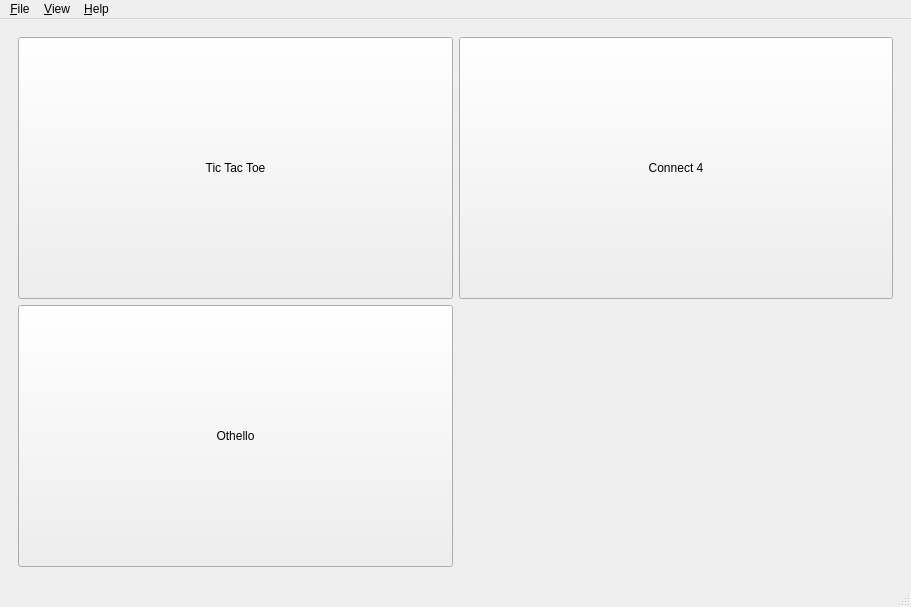
This is zero_play/main_window.ui in donkirkby/zero-play as Qt 5 draws it before an edit. The edited form follows.
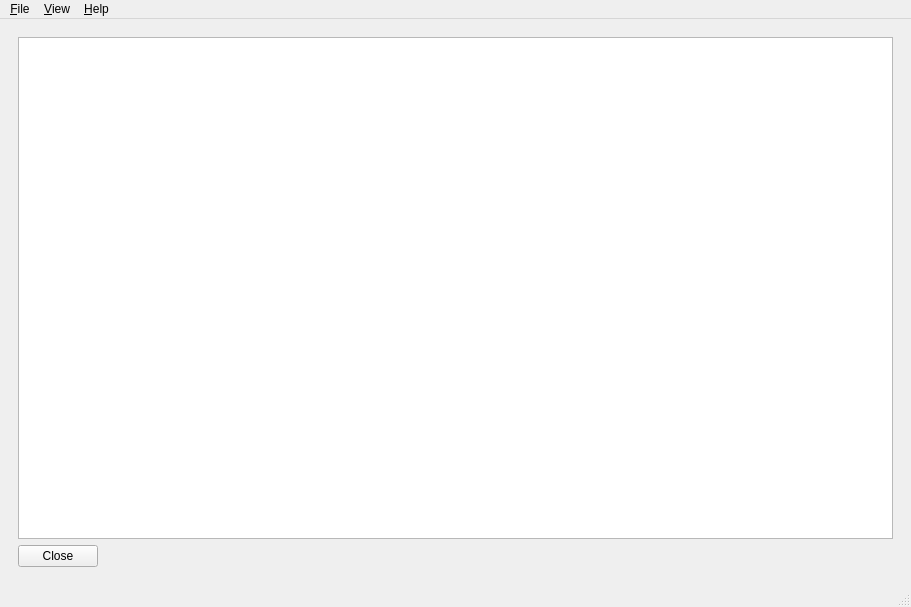
This is the edited form. The open tabs and pages were chosen to show the change.

Commit message: Close #14 by adding rules pages.

Diff of the .ui file:
```diff
--- a/zero_play/main_window.ui
+++ b/zero_play/main_window.ui
@@ -265,6 +265,26 @@
         </item>
        </layout>
       </widget>
+      <widget class="QWidget" name="rules_page">
+       <layout class="QGridLayout" name="gridLayout_4">
+        <item row="0" column="0">
+         <widget class="QTextBrowser" name="rules_text"/>
+        </item>
+        <item row="1" column="0">
+         <widget class="QPushButton" name="rules_close">
+          <property name="sizePolicy">
+           <sizepolicy hsizetype="Fixed" vsizetype="Fixed">
+            <horstretch>0</horstretch>
+            <verstretch>0</verstretch>
+           </sizepolicy>
+          </property>
+          <property name="text">
+           <string>Close</string>
+          </property>
+         </widget>
+        </item>
+       </layout>
+      </widget>
       <widget class="QWidget" name="display_page">
        <layout class="QGridLayout" name="gridLayout_2">
         <item row="4" column="2">
```
Left out of the diff: 26 changed lines with no effect on the pictures. The commit also changes 18 other files.
